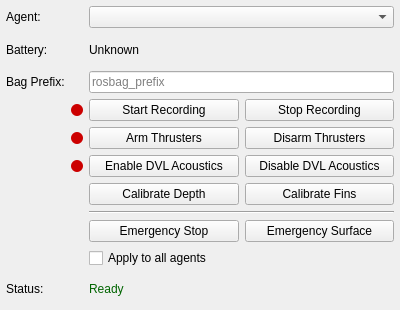
This is coug_rqt/ui/coug_utils.ui in cougars-auv/coug_rqt as Qt 5 draws it before an edit. The edited form follows.
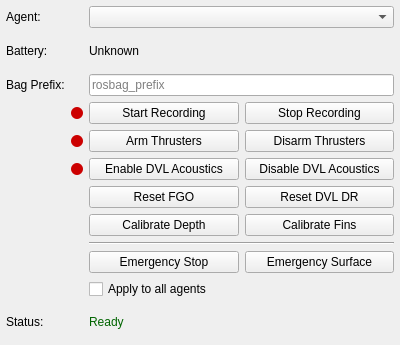
This is the edited form.

Commit message: Added reset buttons to coug_rqt

The edit to the form file:
```diff
--- a/coug_rqt/ui/coug_utils.ui
+++ b/coug_rqt/ui/coug_utils.ui
@@ -13,7 +13,7 @@
     <property name="minimumSize">
       <size>
         <width>400</width>
-        <height>310</height>
+        <height>345</height>
       </size>
     </property>
     <property name="windowTitle">
@@ -248,6 +248,38 @@
 
       <!-- Row 6: Calibrate Depth / Calibrate Fins -->
       <item row="6" column="2" colspan="3">
+        <layout class="QHBoxLayout" name="horizontalLayout_reset">
+          <item>
+            <widget class="QPushButton" name="reset_fgo">
+              <property name="sizePolicy">
+                <sizepolicy hsizetype="Expanding" vsizetype="Fixed">
+                  <horstretch>0</horstretch>
+                  <verstretch>0</verstretch>
+                </sizepolicy>
+              </property>
+              <property name="text">
+                <string>Reset FGO</string>
+              </property>
+            </widget>
+          </item>
+          <item>
+            <widget class="QPushButton" name="reset_dvl_dr">
+              <property name="sizePolicy">
+                <sizepolicy hsizetype="Expanding" vsizetype="Fixed">
+                  <horstretch>0</horstretch>
+                  <verstretch>0</verstretch>
+                </sizepolicy>
+              </property>
+              <property name="text">
+                <string>Reset DVL DR</string>
+              </property>
+            </widget>
+          </item>
+        </layout>
+      </item>
+
+      <!-- Row 7: Calibrate Depth / Calibrate Fins -->
+      <item row="7" column="2" colspan="3">
         <layout class="QHBoxLayout" name="horizontalLayout_calibrate">
           <item>
             <widget class="QPushButton" name="calibrate_depth">
@@ -278,8 +310,8 @@
         </layout>
       </item>
 
-      <!-- Row 7: Separator -->
-      <item row="7" column="2" colspan="3">
+      <!-- Row 8: Separator -->
+      <item row="8" column="2" colspan="3">
         <widget class="QFrame" name="separator">
           <property name="frameShape">
             <enum>QFrame::HLine</enum>
@@ -290,8 +322,8 @@
         </widget>
       </item>
 
-      <!-- Row 8: Emergency Stop / Emergency Surface -->
-      <item row="8" column="2" colspan="3">
+      <!-- Row 9: Emergency Stop / Emergency Surface -->
+      <item row="9" column="2" colspan="3">
         <layout class="QHBoxLayout" name="horizontalLayout_emergency">
           <item>
             <widget class="QPushButton" name="emergency_stop">
@@ -322,8 +354,8 @@
         </layout>
       </item>
 
-      <!-- Row 9: Checkbox -->
-      <item row="9" column="2" colspan="3">
+      <!-- Row 10: Checkbox -->
+      <item row="10" column="2" colspan="3">
         <widget class="QCheckBox" name="apply_all">
           <property name="text">
             <string>Apply to all agents</string>
@@ -334,15 +366,15 @@
         </widget>
       </item>
 
-      <!-- Row 10: Status -->
-      <item row="10" column="0">
+      <!-- Row 11: Status -->
+      <item row="11" column="0">
         <widget class="QLabel" name="label_status">
           <property name="text">
             <string>Status:</string>
           </property>
         </widget>
       </item>
-      <item row="10" column="2" colspan="3">
+      <item row="11" column="2" colspan="3">
         <widget class="QLabel" name="status">
           <property name="styleSheet">
             <string notr="true">color: darkgreen;</string>
```
Left out of the diff: 2 changed lines with no effect on the pictures. The commit also changes 2 other files.
